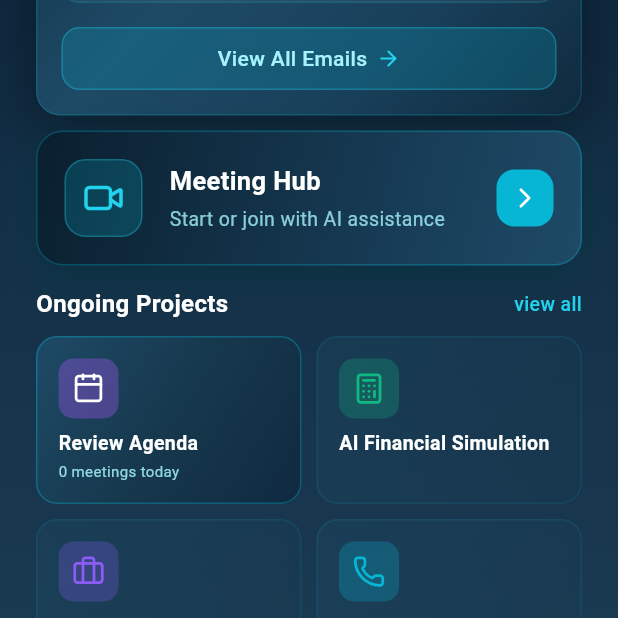
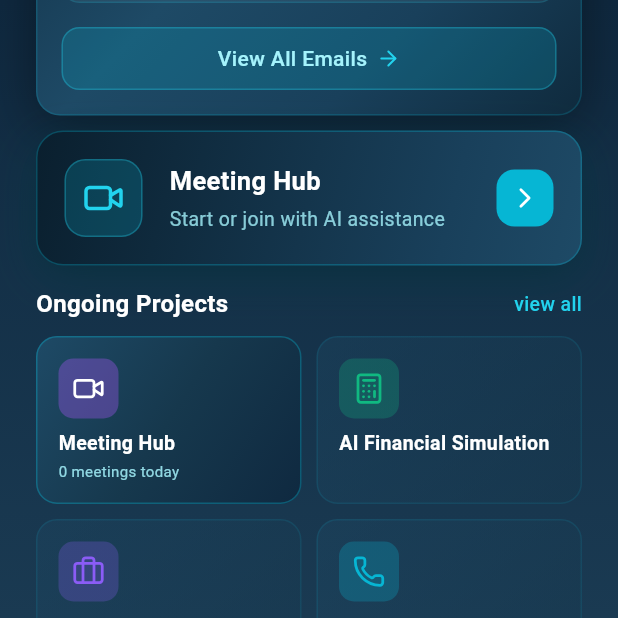
Before and after one commit to Hachani-mohamedsaid/Pi_Dev_Agent_Ai, a Flutter app: the HomeScreen screen opened by its route, scrolled down 1020 dp, on a phone screen of 412 x 824 dp, the top half of it. Run offline on Flutter 3.47's test engine with Material 3 defaults, Android fonts, the phone set to English and light mode, and no system bars; drawn by our look-alikes of flutter_animate; our stand-ins replace fl_chart, flutter_svg, flutter_tts, geolocator, go_router, google_sign_in and 6 more; missing offline and left inert: dart:html, google_sign_in_web, openai_tts; accounts and stored records are empty; network calls fail.

```diff
--- a/lib/presentation/pages/home_screen.dart
+++ b/lib/presentation/pages/home_screen.dart
@@ -1879,8 +1879,8 @@ class _HomeScreenState extends State<HomeScreen> with TickerProviderStateMixin {
   Widget _buildQuickActionsSection(BuildContext context, bool isMobile) {
     final actions = [
       {
-        'title': AppStrings.tr(context, 'reviewAgenda'),
-        'icon': LucideIcons.calendar,
+        'title': 'Meeting Hub',
+        'icon': LucideIcons.video,
         'route': '/meetings',
         'color': const Color(0xFFA855F7),
         'colorLight': const Color(0xFF3B82F6),
@@ -2341,7 +2341,7 @@ class _HomeScreenState extends State<HomeScreen> with TickerProviderStateMixin {
         ? '$_meetingsTodayCount meeting${_meetingsTodayCount == 1 ? '' : 's'} today'
         : null;
     return [
-      {'title': 'Review Agenda', 'subtitle': meetingsText, 'icon': LucideIcons.calendar, 'route': '/meetings', 'color': const Color(0xFFA855F7)},
+      {'title': 'Meeting Hub', 'subtitle': meetingsText, 'icon': LucideIcons.video, 'route': '/meetings', 'color': const Color(0xFFA855F7)},
       {'title': 'AI Financial Simulation', 'subtitle': null, 'icon': LucideIcons.calculator, 'route': '/advisor', 'color': const Color(0xFF10B981)},
       {'title': 'Mon business', 'subtitle': null, 'icon': LucideIcons.briefcase, 'route': '/my-business', 'color': const Color(0xFF8B5CF6)},
       {'title': 'Phone Agent', 'subtitle': '$phoneTotal calls • $phoneImportant important', 'icon': LucideIcons.phone, 'route': '/phone-agent', 'color': const Color(0xFF06B6D4)},
```
Also changed, not shown: 1 other file.
